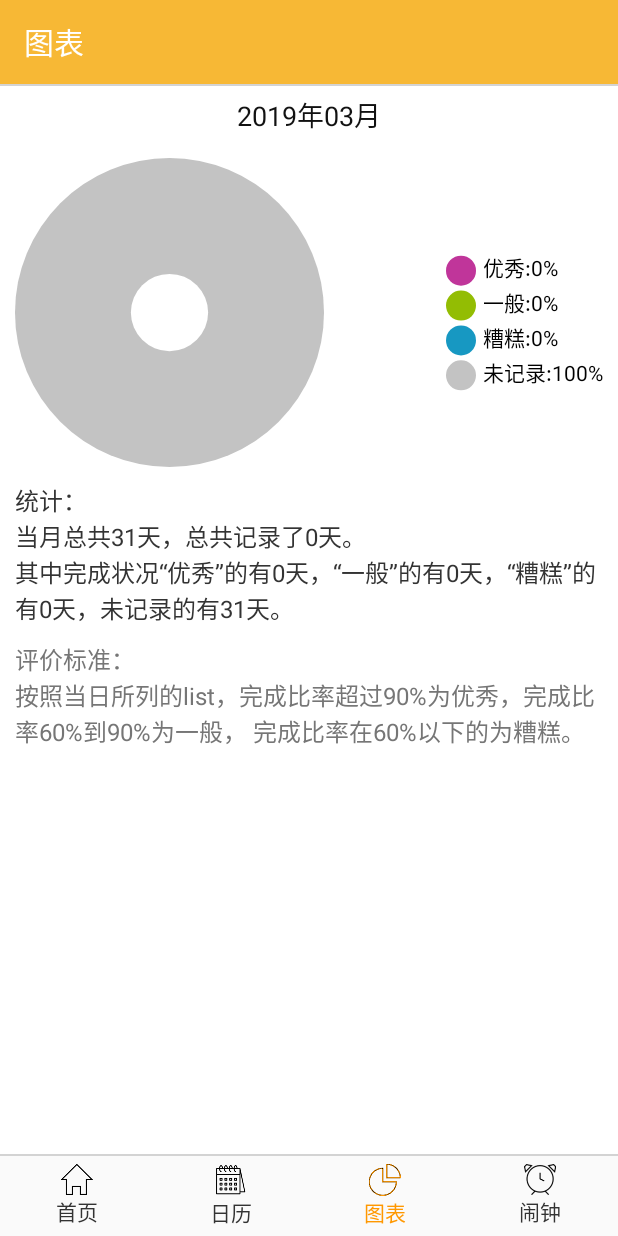
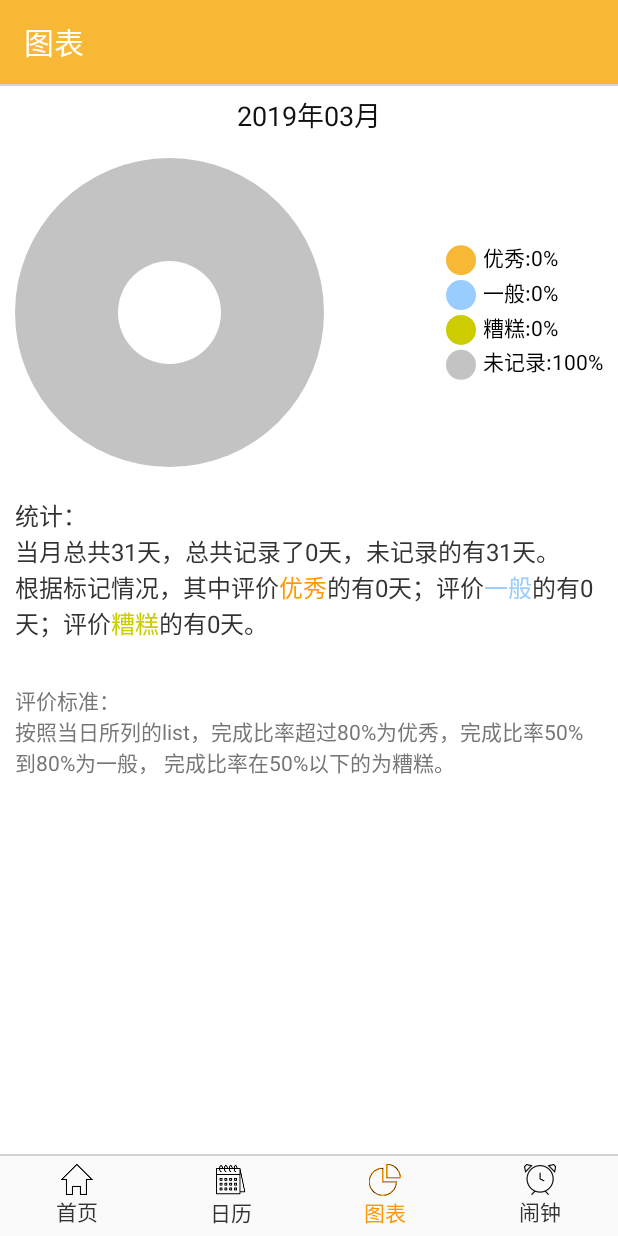
Before and after one commit to happyfsyy/ToDoList, an Android app: the fragment DateFragment placed in its activity, after a tap on "图表", on a phone screen of 412 x 824 dp. Run offline under Robolectric (Android 15) with nearby library versions, the phone set to English and light mode, and no system bars; 2 other taps on this screen came first.

Commit message:
3/20 morning

```diff
--- a/app/src/main/java/com/example/todolist/activity/AlarmFragment.java
+++ b/app/src/main/java/com/example/todolist/activity/AlarmFragment.java
@@ -15,6 +15,10 @@ import android.widget.RelativeLayout;
 
 import com.example.todolist.R;
 import com.example.todolist.adapter.AlarmAdapter;
+import com.example.todolist.bean.DayStatus;
+import com.example.todolist.bean.ListItem;
+import com.example.todolist.db.DayStatusDao;
+import com.example.todolist.db.ListItemDao;
 import com.example.todolist.listener.OnToggleClickListener;
 import com.example.todolist.bean.AlarmItem;
 import com.example.todolist.db.AlarmItemDao;
@@ -24,6 +28,7 @@ import com.example.todolist.utils.DisplayUtil;
 import com.example.todolist.utils.LogUtil;
 import com.google.android.material.floatingactionbutton.FloatingActionButton;
 
+import java.time.Year;
 import java.util.ArrayList;
 import java.util.Calendar;
 import java.util.List;
--- a/app/src/main/java/com/example/todolist/activity/DateFragment.java
+++ b/app/src/main/java/com/example/todolist/activity/DateFragment.java
@@ -2,6 +2,10 @@ package com.example.todolist.activity;
 
 import android.content.Context;
 import android.os.Bundle;
+import android.text.SpannableString;
+import android.text.SpannableStringBuilder;
+import android.text.Spanned;
+import android.text.style.ForegroundColorSpan;
 import android.view.LayoutInflater;
 import android.view.View;
 import android.view.ViewGroup;
@@ -48,6 +52,8 @@ public class DateFragment extends Fragment {
     private List<ListItem> dataList;
     private DateAdapter dateAdapter;
     private OnItemSelectedListener onItemSelectedListener;
+    private SpannableStringBuilder builder;
+    private ForegroundColorSpan colorSpan;
 
     @Override
     public void onAttach(@NonNull Context context) {
@@ -183,7 +189,14 @@ public class DateFragment extends Fragment {
     private void initHeaderText(Date date){
         String text=DateUtil.getCompareTodayText(date);
         String headerTextString=String.format(getResources().getString(R.string.date_item_header),text);
-        headerText.setText(headerTextString);
+        if(builder==null){
+            builder=new SpannableStringBuilder(headerTextString);
+            colorSpan=new ForegroundColorSpan(getResources().getColor(R.color.colorPrimary));
+        }
+        builder.clear();
+        builder.append(headerTextString);
+        builder.setSpan(colorSpan,7,headerTextString.length()-2, Spanned.SPAN_EXCLUSIVE_EXCLUSIVE);
+        headerText.setText(builder);
     }
     private void initRecyclerView(){
         recyclerView.setLayoutManager(new LinearLayoutManager(context));
--- a/app/src/main/java/com/example/todolist/activity/GraphFragment.java
+++ b/app/src/main/java/com/example/todolist/activity/GraphFragment.java
@@ -2,6 +2,10 @@ package com.example.todolist.activity;
 
 import android.content.Context;
 import android.os.Bundle;
+import android.text.SpannableString;
+import android.text.SpannableStringBuilder;
+import android.text.Spanned;
+import android.text.style.ForegroundColorSpan;
 import android.view.LayoutInflater;
 import android.view.View;
 import android.view.ViewGroup;
@@ -81,17 +85,43 @@ public class GraphFragment extends Fragment {
             float noRecordPercent=monthParams[5]*1.0f/monthParams[0];
             graphViews[i].setPercent(goodPercent,ordinaryPercent,badPercent,noRecordPercent);
             if(i==1){
+                String evaluation0=String.format(getString(R.string.graph_evaluation0),monthParams[0],monthParams[1],monthParams[5]);
+                String evaluation1=String.format(getString(R.string.graph_evaluation1),monthParams[2]);
+                String evaluation2=String.format(getString(R.string.graph_evaluation2),monthParams[3]);
+                String evaluation3=String.format(getString(R.string.graph_evaluation3),monthParams[4]);
                 if(monthParams[5]==monthParams[0]){
-                    evaluationText.setText(String.format(getString(R.string.graph_evaluation2),monthParams[0],monthParams[1],
-                            monthParams[2],monthParams[3],monthParams[4],monthParams[5]));
+                    SpannableStringBuilder sb1=getSpannableStringBuilder(evaluation0,evaluation1,evaluation2,evaluation3,"","");
+                    evaluationText.setText(sb1);
                 }else{
                     int month=calendar.get(Calendar.MONTH)+1;
-                    evaluationText.setText(String.format(getString(R.string.graph_evaluation),monthParams[0],monthParams[1],
-                            monthParams[2],monthParams[3],monthParams[4],monthParams[5],month,monthParams[6],month,monthParams[7]));
+                    String evaluation4=String.format(getString(R.string.graph_evaluation4),month,monthParams[6]);
+                    String evaluation5=String.format(getString(R.string.graph_evaluation5),month,monthParams[7]);
+                    SpannableStringBuilder sb1=getSpannableStringBuilder(evaluation0,evaluation1,evaluation2,evaluation3,evaluation4,evaluation5);
+                    evaluationText.setText(sb1);
                 }
             }
             calendar.add(Calendar.MONTH,1-i);
         }
+    }
+    private SpannableStringBuilder getSpannableStringBuilder(String evaluation0,String evaluation1,String evaluation2,String evaluation3,String evaluation4,String evaluation5){
+        ForegroundColorSpan colorSpan=new ForegroundColorSpan(getResources().getColor(R.color.colorPrimary));
+        SpannableStringBuilder sb1=new SpannableStringBuilder(evaluation0+evaluation1+evaluation2+evaluation3+evaluation4+evaluation5);
+        sb1.setSpan(colorSpan,evaluation0.length()+11,evaluation0.length()+13, Spanned.SPAN_EXCLUSIVE_EXCLUSIVE);
+        colorSpan=new ForegroundColorSpan(getResources().getColor(R.color.graph_green));
+        sb1.setSpan(colorSpan,evaluation0.length()+evaluation1.length()+2,
+                evaluation0.length()+evaluation1.length()+4, Spanned.SPAN_EXCLUSIVE_EXCLUSIVE);
+        colorSpan=new ForegroundColorSpan(getResources().getColor(R.color.graph_blue));
+        sb1.setSpan(colorSpan,evaluation0.length()+evaluation1.length()+evaluation2.length()+2,
+                evaluation0.length()+evaluation1.length()+evaluation2.length()+4, Spanned.SPAN_EXCLUSIVE_EXCLUSIVE);
+        if(!evaluation4.equals("")){
+            colorSpan=new ForegroundColorSpan(getResources().getColor(R.color.colorPrimary));
+            sb1.setSpan(colorSpan,evaluation0.length()+evaluation1.length()+evaluation2.length()+evaluation3.length()+2,
+                    evaluation0.length()+evaluation1.length()+evaluation2.length()+evaluation3.length()+5,Spanned.SPAN_EXCLUSIVE_EXCLUSIVE);
+            colorSpan=new ForegroundColorSpan(getResources().getColor(R.color.graph_blue));
+            sb1.setSpan(colorSpan,evaluation0.length()+evaluation1.length()+evaluation2.length()+evaluation3.length()+evaluation4.length(),
+                    evaluation0.length()+evaluation1.length()+evaluation2.length()+evaluation3.length()+evaluation4.length()+3,Spanned.SPAN_EXCLUSIVE_EXCLUSIVE);
+        }
+        return sb1;
     }
     private void initViewPager(){
         int height=(int)(DisplayUtil.getScreenWidth()*0.5f)+DisplayUtil.dp2px(20);
--- a/app/src/main/java/com/example/todolist/activity/MainActivity.java
+++ b/app/src/main/java/com/example/todolist/activity/MainActivity.java
@@ -13,6 +13,7 @@ import com.example.todolist.bean.DayStatus;
 import com.example.todolist.db.DayStatusDao;
 import com.example.todolist.db.ListItemDao;
 import com.example.todolist.receiver.MyService;
+import com.example.todolist.utils.DateUtil;
 import com.example.todolist.utils.LogUtil;
 import com.example.todolist.utils.ToastUtil;
 
@@ -63,26 +64,19 @@ public class MainActivity extends BaseActivity implements View.OnClickListener {
     }
     private void initLastData(){
         SharedPreferences preferences=getSharedPreferences("list",MODE_PRIVATE);
-        int lastVisitYear=preferences.getInt("lastVisitYear",0);
-        int lastVisitMonth=preferences.getInt("lastVisitMonth",0);
-        int lastVisitDay=preferences.getInt("lastVisitDay",0);
+        String lastVisitTime=preferences.getString("lastVisitTime","");
         Calendar tempCalendar=Calendar.getInstance();
-        int nowYear=tempCalendar.get(Calendar.YEAR);
-        int nowMonth=tempCalendar.get(Calendar.MONTH)+1;
-        int nowDay=tempCalendar.get(Calendar.DAY_OF_MONTH);
-        if(lastVisitYear!=0){
-            if(lastVisitYear!=nowYear||lastVisitMonth!=nowMonth||lastVisitDay!=nowDay){
-                String time=String.format(getString(R.string.year_month_day_numberic),lastVisitYear,lastVisitMonth,lastVisitDay);
-                DayStatus dayStatus=ListItemDao.updateNoRecord(time);
+        String todayTime= DateUtil.getYearMonthDayNumberic(tempCalendar.getTime());
+        if(!lastVisitTime.equals("")){
+            if(!lastVisitTime.equals(todayTime)){
+                DayStatus dayStatus=ListItemDao.updateNoRecord(lastVisitTime);
                 if(dayStatus!=null){
                     DayStatusDao.insertDayStatus(dayStatus);
                 }
             }
         }
         SharedPreferences.Editor editor=preferences.edit();
-        editor.putInt("lastVisitYear",nowYear);
-        editor.putInt("lastVisitMonth",nowMonth);
-        editor.putInt("lastVisitDay",nowDay);
+        editor.putString("lastVisitTime",todayTime);
         editor.apply();
     }
     private void initViews(){
--- a/app/src/main/java/com/example/todolist/adapter/DateAdapter.java
+++ b/app/src/main/java/com/example/todolist/adapter/DateAdapter.java
@@ -53,11 +53,12 @@ public class DateAdapter extends RecyclerView.Adapter<DateAdapter.NormalViewHold
         if(itemViewType==ListItem.TYPE_NORMAL){
             int status=dataList.get(position).getStatus();
             String content=dataList.get(position).getContent();
-            //todo 这里根据status的情况，setImageRes，完成未完成
             if(status==ListItem.FINISH){
                 holder.status.setImageResource(R.drawable.finish);
             }else if(status==ListItem.UNFINISH){
                 holder.status.setImageResource(R.drawable.un_finish);
+            }else if(status==ListItem.NO_RECORD){
+                holder.status.setImageResource(R.drawable.circle);
             }
             holder.content.setText(content);
         }
--- a/app/src/main/java/com/example/todolist/adapter/ListAdapter.java
+++ b/app/src/main/java/com/example/todolist/adapter/ListAdapter.java
@@ -147,6 +147,7 @@ public class ListAdapter extends RecyclerView.Adapter<ListAdapter.ViewHolder> {
                 holder.content_edit.setText("");
                 holder.content_edit.setVisibility(View.VISIBLE);
                 holder.content_text.setVisibility(View.GONE);
+                holder.status.setImageResource(R.drawable.circle);
                 holder.finish.setVisibility(View.INVISIBLE);
                 holder.unFinish.setVisibility(View.INVISIBLE);
                 break;
@@ -154,6 +155,7 @@ public class ListAdapter extends RecyclerView.Adapter<ListAdapter.ViewHolder> {
                 holder.content_edit.setText(content);
                 holder.content_edit.setVisibility(View.VISIBLE);
                 holder.content_text.setVisibility(View.GONE);
+                holder.status.setImageResource(R.drawable.circle);
                 holder.finish.setVisibility(View.VISIBLE);
                 holder.unFinish.setVisibility(View.VISIBLE);
                 break;
--- a/app/src/main/java/com/example/todolist/utils/DataUtil.java
+++ b/app/src/main/java/com/example/todolist/utils/DataUtil.java
@@ -31,9 +31,9 @@ public class DataUtil {
         LogUtil.e("year="+year+"\tmonth="+month+"\tday="+day);
         float ratio=finishNum*1.0f/listNum;
         int status;
-        if(ratio>0.9f){
+        if(ratio>=0.8f){
             status=DayStatus.GOOD;
-        }else if(ratio>0.6f){
+        }else if(ratio>=0.5f){
             status=DayStatus.ORDINARY;
         }else{
             status=DayStatus.BAD;
--- a/app/src/main/java/com/example/todolist/view/CalendarView.java
+++ b/app/src/main/java/com/example/todolist/view/CalendarView.java
@@ -5,6 +5,7 @@ import android.graphics.Canvas;
 import android.graphics.Color;
 import android.graphics.Paint;
 import android.graphics.Rect;
+import android.graphics.Typeface;
 import android.util.AttributeSet;
 import android.view.MotionEvent;
 import android.view.View;
@@ -85,6 +86,7 @@ public class CalendarView extends View {
         weekPaint.setColor(weekTextColor);
 
         dayPaint=new Paint(Paint.ANTI_ALIAS_FLAG);
+        dayPaint.setStyle(Paint.Style.FILL);
         dayPaint.setTextSize(DisplayUtil.sp2px(16));
         dayPaint.setColor(dayTextColor);
 
@@ -118,7 +120,7 @@ public class CalendarView extends View {
         calculateDate();
 
         //画当天状况的背景
-//        drawStatusBg(canvas);
+        drawStatusBg(canvas);
 
         //画selected背景
         drawSelectedBg(canvas);
@@ -141,8 +143,10 @@ public class CalendarView extends View {
                 weekTextX=leftPadding+col*cellWidth+(cellWidth-measureWidth(text,dayPaint))/2f;
                 weekTextY=row*cellHeight+cellHeight/2+dayTextHeight/2;
                 if(todayIndex!=-1&&todayIndex==i){
+                    dayPaint.setTypeface(Typeface.DEFAULT_BOLD);
                     dayPaint.setColor(todayColor);
                 }else{
+                    dayPaint.setTypeface(Typeface.DEFAULT);
                     dayPaint.setColor(dayTextColor);
                 }
                 canvas.drawText(text,weekTextX,weekTextY,dayPaint);
--- a/app/src/main/java/com/example/todolist/view/GraphView.java
+++ b/app/src/main/java/com/example/todolist/view/GraphView.java
@@ -98,10 +98,10 @@ public class GraphView extends View {
         maxTextHeight=Math.max(iconCircleRadius,maxTextHeight);
     }
     private void initText(){
-        text[0]=String.format(getResources().getString(R.string.graph_good),(int)(goodPercent*100));
-        text[1]=String.format(getResources().getString(R.string.graph_ordinary),(int)(ordinaryPercent*100));
-        text[2]=String.format(getResources().getString(R.string.graph_bad),(int)(badPercent*100));
-        text[3]=String.format(getResources().getString(R.string.graph_no_record),(int)(noRecordPercent*100));
+        text[0]=String.format(getResources().getString(R.string.graph_good),(int)(goodPercent*100+0.5f));
+        text[1]=String.format(getResources().getString(R.string.graph_ordinary),(int)(ordinaryPercent*100+0.5f));
+        text[2]=String.format(getResources().getString(R.string.graph_bad),(int)(badPercent*100+0.5f));
+        text[3]=String.format(getResources().getString(R.string.graph_no_record),(int)(noRecordPercent*100+0.5f));
     }
 
     @Override
@@ -135,17 +135,19 @@ public class GraphView extends View {
         canvas.drawArc(rectF,goodAngle-90,ordinaryAngle,true,arcPaint);
         arcPaint.setColor(badColor);
         canvas.drawArc(rectF,goodAngle+ordinaryAngle-90,badAngle,true,arcPaint);
+//        arcPaint.setColor(getResources().getColor(R.color.graph_gray));
+//        canvas.drawArc(rectF,goodAngle+ordinaryAngle+badAngle-90+30,320-goodAngle-ordinaryAngle-badAngle,true,arcPaint);
     }
     private void drawInnerCircle(Canvas canvas){
         //draw innercircle
-        float innerRaidus=outerRadius/4;
+        float innerRaidus=outerRadius/3;
         circlePaint.setColor(innerBgColor);
         canvas.drawCircle(circleX,circleY,innerRaidus,circlePaint);
     }
     private void drawText(Canvas canvas){
         //todo 如果maxTextWidth+outerRaidus>width，remeasureWidth，重新设置textSize
         float leftX=width-maxTextWidth-leftRightPadding;
-        float topY=(height-4*maxTextHeight)/2;
+        float topY=(height-4*maxTextHeight-3*textSpace)/2;
         float iconCircleX=leftX+iconCircleRadius;
         float iconCircleY=topY+maxTextHeight/2;
         for(int i=0;i<4;i++){
--- a/app/src/main/res/drawable/del_alarm_bg.xml
+++ b/app/src/main/res/drawable/del_alarm_bg.xml
@@ -5,14 +5,14 @@
             <solid android:color="@color/colorSelected"/>
             <corners android:radius="10dp"/>
             <stroke android:width="1dp"
-                android:color="@color/week_text_color"/>
+                android:color="@color/colorPrimary"/>
         </shape>
     </item>
     <item>
         <shape android:shape="rectangle">
             <corners android:radius="10dp"/>
             <stroke android:width="1dp"
-                android:color="@color/week_text_color"/>
+                android:color="@color/colorPrimary"/>
         </shape>
     </item>
 </selector>
--- a/app/src/main/res/layout/activity_edit_alarm.xml
+++ b/app/src/main/res/layout/activity_edit_alarm.xml
@@ -7,9 +7,10 @@
         android:layout_width="match_parent"
         android:layout_height="wrap_content"
         android:layout_alignParentTop="true"
-        android:theme="@style/ThemeOverlay.AppCompat.Light"
+        android:theme="@style/ThemeOverlay.AppCompat.Dark.ActionBar"
         app:title="@string/edit_alarm"
-        app:navigationIcon="@drawable/cancel">
+        app:navigationIcon="@drawable/cancel"
+        android:background="@color/colorTheme">
         <ImageView
             android:id="@+id/alarm_confirm"
             android:layout_width="wrap_content"
--- a/app/src/main/res/layout/fragment_graph.xml
+++ b/app/src/main/res/layout/fragment_graph.xml
@@ -18,22 +18,28 @@
         android:paddingTop="@dimen/default_layout_padding"
         android:paddingBottom="@dimen/default_layout_padding">
     </androidx.viewpager.widget.ViewPager>
+    <ScrollView
+        android:layout_width="match_parent"
+        android:layout_height="match_parent">
+        <LinearLayout
+            android:layout_width="match_parent"
+            android:layout_height="wrap_content"
+            android:orientation="vertical"
+            android:padding="@dimen/default_layout_padding">
             <TextView
                 android:id="@+id/graph_evaluation"
                 android:layout_width="match_parent"
                 android:layout_height="wrap_content"
                 android:textSize="16sp"
-        android:paddingStart="@dimen/default_layout_padding"
-        android:paddingEnd="@dimen/default_layout_padding"
                 android:textColor="@color/day_text_color"/>
             <TextView
                 android:id="@+id/graph_standard"
                 android:layout_width="match_parent"
                 android:layout_height="wrap_content"
-        android:paddingStart="@dimen/default_layout_padding"
-        android:paddingEnd="@dimen/default_layout_padding"
                 android:text="@string/graph_standard"
-        android:textSize="16sp"
+                android:textSize="14sp"
                 android:textColor="@color/week_text_color"
                 android:layout_marginTop="@dimen/default_layout_padding"/>
         </LinearLayout>
+    </ScrollView>
+</LinearLayout>
--- a/app/src/main/res/values/colors.xml
+++ b/app/src/main/res/values/colors.xml
@@ -15,9 +15,8 @@
     <color name="today_color">#FF9800</color>
     <color name="selected_circle_color">#F3E6CA</color>
     <color name="transparent_color">#000000</color>
-    <color name="graph_red">#c0359a</color>
-    <color name="graph_yellow">#eacf0e</color>
-    <color name="graph_green">#93bd03</color>
-    <color name="graph_blue">#1798c2</color>
+    <color name="graph_red">#f7b835</color>
+    <color name="graph_green">#99ccff</color>
+    <color name="graph_blue">#cccc00</color>
     <color name="graph_gray">#c3c3c3</color>
 </resources>
--- a/app/src/main/res/values/strings.xml
+++ b/app/src/main/res/values/strings.xml
@@ -33,9 +33,12 @@
     <string name="graph_bad">糟糕:%d%%</string>
     <string name="graph_no_record">未记录:%d%%</string>
     <string name="graph_max_length_text">未记录:100%</string>
-    <string name="graph_evaluation">统计：%n当月总共%d天，总共记录了%d天。%n其中完成状况“优秀”的有%d天，“一般”的有%d天，“糟糕”的有%d天，未记录的有%d天。
-        %n最优秀的是%d月%d日，最糟糕的是%d月%d日</string>
-    <string name="graph_evaluation2">统计：%n当月总共%d天，总共记录了%d天。%n其中完成状况“优秀”的有%d天，“一般”的有%d天，“糟糕”的有%d天，未记录的有%d天。</string>
-    <string name="graph_standard">评价标准：\n按照当日所列的list，完成比率超过90%为优秀，完成比率60%到90%为一般，
-        完成比率在60%以下的为糟糕。</string>
+    <string name="graph_evaluation0">统计：%n当月总共%d天，总共记录了%d天，未记录的有%d天。%n</string>
+    <string name="graph_evaluation1">根据标记情况，其中评价优秀的有%d天；</string>
+    <string name="graph_evaluation2">评价一般的有%d天；</string>
+    <string name="graph_evaluation3">评价糟糕的有%d天。%n</string>
+    <string name="graph_evaluation4"> 评价最优秀的是%d月%d日，</string>
+    <string name="graph_evaluation5">最糟糕的是%d月%d日。</string>
+    <string name="graph_standard">评价标准：\n按照当日所列的list，完成比率超过80%为优秀，完成比率50%到80%为一般，
+        完成比率在50%以下的为糟糕。</string>
 </resources>
```
Also changed, not shown: app/src/main/java/com/example/todolist/adapter/AlarmAdapter.java (+5 -5 lines), app/src/main/java/com/example/todolist/view/ClockView.java (+11 -7 lines), app/src/main/res/drawable-xxhdpi/back.png (deleted). Lines whose indentation alone changed are shown as unchanged.
